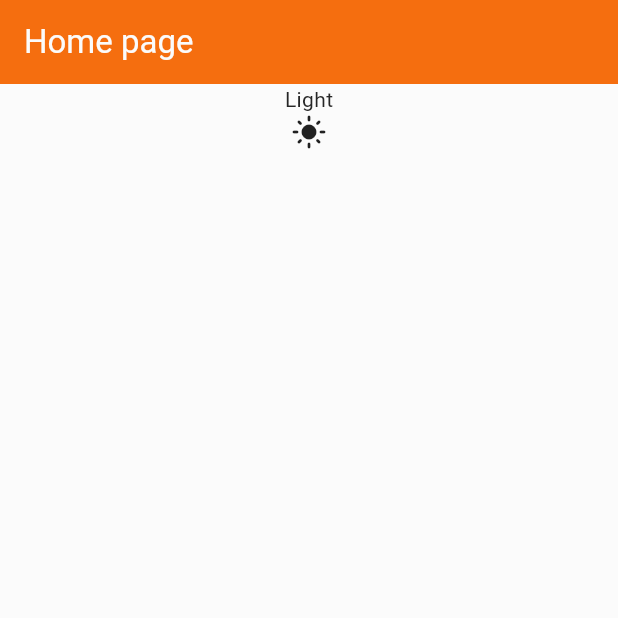
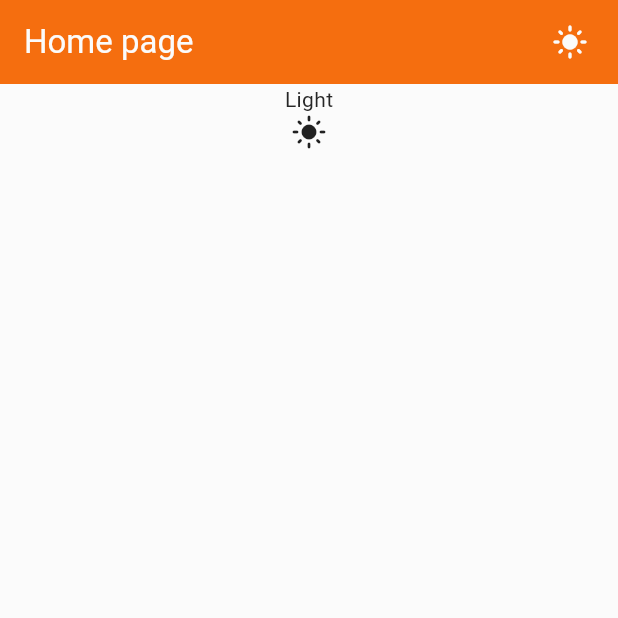
Before and after one commit to Ammarmyp/paamyPomodoro, a Flutter app: the screen it shows after launch, on a phone screen of 412 x 824 dp, the top half of it. Run offline on Flutter 3.47's test engine with Material 3 defaults, Android fonts, the phone set to English and light mode, and no system bars; our stand-ins replace get.

Commit message:
app bar theme icon

```diff
--- a/lib/pages/my_home_page.dart
+++ b/lib/pages/my_home_page.dart
@@ -14,6 +14,12 @@ class MyHomePage extends StatelessWidget {
     return Scaffold(
       appBar: AppBar(
         title: const Text("Home page"),
+        actions: [
+          Padding(
+            padding: const EdgeInsets.symmetric(horizontal: 20),
+            child: ThemeToggler(),
+          ),
+        ],
       ),
       body: Center(
         child: Column(
```
